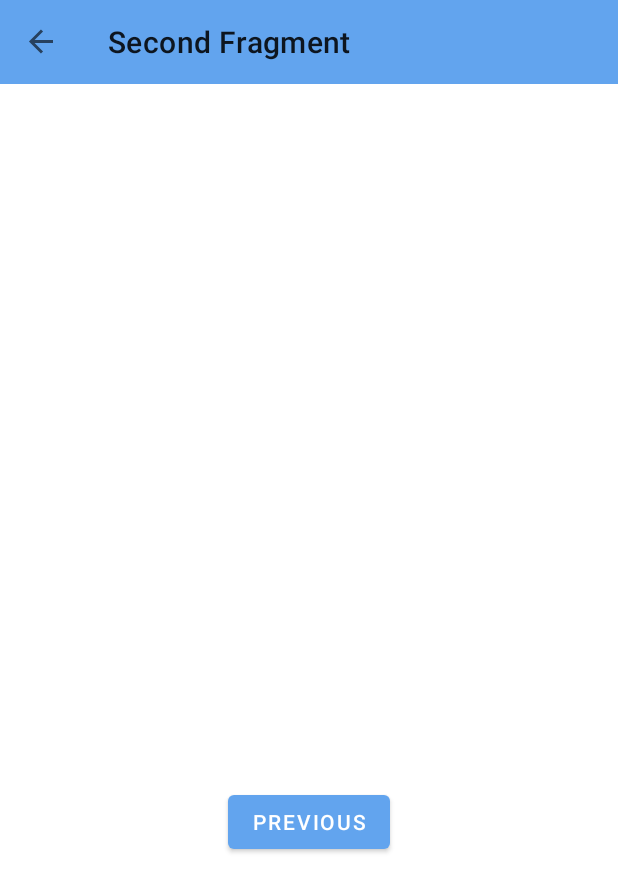
After one commit to ermoter/HealthHawk, an Android app: the SecondFragment screen opened through its navigation route, on a phone screen of 412 x 824 dp. The commit adds this screen. Shown: the top 892 px of the screen. Run offline under Robolectric (Android 15) with nearby library versions, the phone set to English and light mode, and no system bars; our stand-ins replace navigation-ui.

Commit message:
added stats activity

```diff
--- a/app/build.gradle
+++ b/app/build.gradle
@@ -26,6 +26,9 @@ android {
         sourceCompatibility JavaVersion.VERSION_1_8
         targetCompatibility JavaVersion.VERSION_1_8
     }
+    buildFeatures {
+        viewBinding true
+    }
 }
 
 dependencies {
@@ -34,7 +37,10 @@ dependencies {
     implementation 'com.google.android.material:material:1.4.0'
     implementation 'androidx.constraintlayout:constraintlayout:2.1.1'
     implementation 'androidx.legacy:legacy-support-v4:1.0.0'
+    implementation 'androidx.navigation:navigation-fragment:2.3.5'
+    implementation 'androidx.navigation:navigation-ui:2.3.5'
     testImplementation 'junit:junit:4.+'
     androidTestImplementation 'androidx.test.ext:junit:1.1.3'
     androidTestImplementation 'androidx.test.espresso:espresso-core:3.4.0'
+    implementation 'com.jjoe64:graphview:4.2.2'
 }
--- /dev/null
+++ b/app/src/main/java/com/example/healthhawk/FirstFragment.java
@@ -0,0 +1,47 @@
+package com.example.healthhawk;
+
+import android.os.Bundle;
+import android.view.LayoutInflater;
+import android.view.View;
+import android.view.ViewGroup;
+
+import androidx.annotation.NonNull;
+import androidx.fragment.app.Fragment;
+import androidx.navigation.fragment.NavHostFragment;
+
+import com.example.healthhawk.databinding.FragmentFirstBinding;
+
+public class FirstFragment extends Fragment {
+
+    private FragmentFirstBinding binding;
+
+    @Override
+    public View onCreateView(
+            LayoutInflater inflater, ViewGroup container,
+            Bundle savedInstanceState
+    ) {
+
+        binding = FragmentFirstBinding.inflate(inflater, container, false);
+        return binding.getRoot();
+
+    }
+
+    public void onViewCreated(@NonNull View view, Bundle savedInstanceState) {
+        super.onViewCreated(view, savedInstanceState);
+
+        binding.buttonFirst.setOnClickListener(new View.OnClickListener() {
+            @Override
+            public void onClick(View view) {
+                NavHostFragment.findNavController(FirstFragment.this)
+                        .navigate(R.id.action_FirstFragment_to_SecondFragment);
+            }
+        });
+    }
+
+    @Override
+    public void onDestroyView() {
+        super.onDestroyView();
+        binding = null;
+    }
+
+}
--- a/app/src/main/java/com/example/healthhawk/HomeActivity.java
+++ b/app/src/main/java/com/example/healthhawk/HomeActivity.java
@@ -137,9 +137,9 @@ public class HomeActivity extends AppCompatActivity
                         startActivity(intent);
                         break;
                     case R.id.action_stats:
-//                        intent = new Intent(HomeActivity.this,Workouts.class);
-//                        intent.putExtra("USER_ID",currentUserEmail);
-//                        startActivity(intent);
+                        intent = new Intent(HomeActivity.this,StatsActivity.class);
+                        intent.putExtra("USER_ID",currentUserEmail);
+                        startActivity(intent);
                         break;
 
                 }
--- /dev/null
+++ b/app/src/main/java/com/example/healthhawk/SecondFragment.java
@@ -0,0 +1,47 @@
+package com.example.healthhawk;
+
+import android.os.Bundle;
+import android.view.LayoutInflater;
+import android.view.View;
+import android.view.ViewGroup;
+
+import androidx.annotation.NonNull;
+import androidx.fragment.app.Fragment;
+import androidx.navigation.fragment.NavHostFragment;
+
+import com.example.healthhawk.databinding.FragmentSecondBinding;
+
+public class SecondFragment extends Fragment {
+
+    private FragmentSecondBinding binding;
+
+    @Override
+    public View onCreateView(
+            LayoutInflater inflater, ViewGroup container,
+            Bundle savedInstanceState
+    ) {
+
+        binding = FragmentSecondBinding.inflate(inflater, container, false);
+        return binding.getRoot();
+
+    }
+
+    public void onViewCreated(@NonNull View view, Bundle savedInstanceState) {
+        super.onViewCreated(view, savedInstanceState);
+
+        binding.buttonSecond.setOnClickListener(new View.OnClickListener() {
+            @Override
+            public void onClick(View view) {
+                NavHostFragment.findNavController(SecondFragment.this)
+                        .navigate(R.id.action_SecondFragment_to_FirstFragment);
+            }
+        });
+    }
+
+    @Override
+    public void onDestroyView() {
+        super.onDestroyView();
+        binding = null;
+    }
+
+}
--- /dev/null
+++ b/app/src/main/java/com/example/healthhawk/StatsActivity.java
@@ -0,0 +1,108 @@
+package com.example.healthhawk;
+
+import android.content.Intent;
+import android.os.Bundle;
+
+import com.google.android.material.bottomnavigation.BottomNavigationView;
+import com.google.android.material.navigation.NavigationBarView;
+import com.google.android.material.snackbar.Snackbar;
+
+import androidx.annotation.NonNull;
+import androidx.appcompat.app.AppCompatActivity;
+
+import android.view.MenuItem;
+import android.view.View;
+import android.widget.TextView;
+
+import androidx.navigation.NavController;
+import androidx.navigation.Navigation;
+import androidx.navigation.ui.AppBarConfiguration;
+import androidx.navigation.ui.NavigationUI;
+
+import com.example.healthhawk.databinding.StatsBinding;
+
+public class StatsActivity extends AppCompatActivity {
+
+    private AppBarConfiguration appBarConfiguration;
+    private StatsBinding binding;
+
+    /* ------------ Class Members ------------ */
+    TextView helloTextView;
+
+    AppDatabase database;
+    String currentUserEmail;
+    BottomNavigationView botNavView;
+
+    @Override
+    protected void onCreate(Bundle savedInstanceState) {
+        super.onCreate(savedInstanceState);
+
+        binding = StatsBinding.inflate(getLayoutInflater());
+        setContentView(binding.getRoot());
+
+        setSupportActionBar(binding.toolbar);
+
+        NavController navController = Navigation.findNavController(this, R.id.nav_host_fragment_content_main);
+        appBarConfiguration = new AppBarConfiguration.Builder(navController.getGraph()).build();
+        NavigationUI.setupActionBarWithNavController(this, navController, appBarConfiguration);
+        setupNavigation();
+
+
+    }
+
+    @Override
+    public boolean onSupportNavigateUp() {
+        NavController navController = Navigation.findNavController(this, R.id.nav_host_fragment_content_main);
+        return NavigationUI.navigateUp(navController, appBarConfiguration)
+                || super.onSupportNavigateUp();
+    }
+
+
+    protected void setupNavigation()
+    {
+        botNavView = (BottomNavigationView) this.findViewById(R.id.botNavView);
+        botNavView.setSelectedItemId(R.id.action_stats);
+
+        // Navigation Bar
+        botNavView.setOnItemSelectedListener(new NavigationBarView.OnItemSelectedListener() {
+            @Override
+            public boolean onNavigationItemSelected(@NonNull MenuItem item)
+            {
+
+                Intent intent;
+                switch (item.getItemId())
+                {
+                    // User Clicks Workout
+                    case R.id.action_date:
+//                        intent = new Intent(StatsActivity.this,Workouts.class);
+//                        intent.putExtra("USER_ID",currentUserEmail);
+//                        startActivity(intent);
+                        break;
+                    case R.id.action_workout:
+
+                        break;
+                    case R.id.action_home:
+//                        intent = new Intent(StatsActivity.this,HomeActivity.class);
+//                        intent.putExtra("USER_ID",currentUserEmail);
+//                        startActivity(intent);
+                          finish();
+
+                        break;
+                    case R.id.action_food:
+                        intent = new Intent(StatsActivity.this,FoodAndCaloriesFunctionality.class);
+                        intent.putExtra("USER_ID",currentUserEmail);
+                        startActivity(intent);
+                        break;
+                    case R.id.action_stats:
+                        intent = new Intent(StatsActivity.this,StatsActivity.class);
+                        intent.putExtra("USER_ID",currentUserEmail);
+                        startActivity(intent);
+                        break;
+
+                }
+                return true;
+            }
+        });
+
+    }
+}
--- /dev/null
+++ b/app/src/main/res/layout/content_main.xml
@@ -0,0 +1,19 @@
+<?xml version="1.0" encoding="utf-8"?>
+<androidx.constraintlayout.widget.ConstraintLayout xmlns:android="http://schemas.android.com/apk/res/android"
+    xmlns:app="http://schemas.android.com/apk/res-auto"
+    android:layout_width="match_parent"
+    android:layout_height="match_parent"
+    app:layout_behavior="@string/appbar_scrolling_view_behavior">
+
+    <fragment
+        android:id="@+id/nav_host_fragment_content_main"
+        android:name="androidx.navigation.fragment.NavHostFragment"
+        android:layout_width="0dp"
+        android:layout_height="0dp"
+        app:defaultNavHost="true"
+        app:layout_constraintBottom_toBottomOf="parent"
+        app:layout_constraintLeft_toLeftOf="parent"
+        app:layout_constraintRight_toRightOf="parent"
+        app:layout_constraintTop_toTopOf="parent"
+        app:navGraph="@navigation/nav_graph" />
+</androidx.constraintlayout.widget.ConstraintLayout>
--- /dev/null
+++ b/app/src/main/res/layout/fragment_second.xml
@@ -0,0 +1,27 @@
+<?xml version="1.0" encoding="utf-8"?>
+<androidx.constraintlayout.widget.ConstraintLayout xmlns:android="http://schemas.android.com/apk/res/android"
+    xmlns:app="http://schemas.android.com/apk/res-auto"
+    xmlns:tools="http://schemas.android.com/tools"
+    android:layout_width="match_parent"
+    android:layout_height="match_parent"
+    tools:context=".SecondFragment">
+
+    <TextView
+        android:id="@+id/textview_second"
+        android:layout_width="wrap_content"
+        android:layout_height="wrap_content"
+        app:layout_constraintBottom_toTopOf="@id/button_second"
+        app:layout_constraintEnd_toEndOf="parent"
+        app:layout_constraintStart_toStartOf="parent"
+        app:layout_constraintTop_toTopOf="parent" />
+
+    <Button
+        android:id="@+id/button_second"
+        android:layout_width="wrap_content"
+        android:layout_height="wrap_content"
+        android:text="@string/previous"
+        app:layout_constraintBottom_toBottomOf="parent"
+        app:layout_constraintEnd_toEndOf="parent"
+        app:layout_constraintStart_toStartOf="parent"
+        app:layout_constraintTop_toBottomOf="@id/textview_second" />
+</androidx.constraintlayout.widget.ConstraintLayout>
--- /dev/null
+++ b/app/src/main/res/layout/stats.xml
@@ -0,0 +1,28 @@
+<?xml version="1.0" encoding="utf-8"?>
+<androidx.coordinatorlayout.widget.CoordinatorLayout xmlns:android="http://schemas.android.com/apk/res/android"
+    xmlns:app="http://schemas.android.com/apk/res-auto"
+    xmlns:tools="http://schemas.android.com/tools"
+    android:layout_width="match_parent"
+    android:layout_height="match_parent"
+    tools:context=".StatsActivity">
+
+    <com.google.android.material.appbar.AppBarLayout
+        android:layout_width="match_parent"
+        android:layout_height="wrap_content"
+        android:theme="@style/Theme.HealthHawk.AppBarOverlay">
+
+    </com.google.android.material.appbar.AppBarLayout>
+
+
+    <include layout="@layout/content_main" />
+
+
+
+    <androidx.appcompat.widget.Toolbar
+        android:id="@+id/toolbar"
+        android:layout_width="match_parent"
+        android:layout_height="?attr/actionBarSize"
+        android:background="?attr/colorPrimary"
+        app:popupTheme="@style/Theme.HealthHawk.PopupOverlay" />
+
+</androidx.coordinatorlayout.widget.CoordinatorLayout>
--- /dev/null
+++ b/app/src/main/res/navigation/nav_graph.xml
@@ -0,0 +1,28 @@
+<?xml version="1.0" encoding="utf-8"?>
+<navigation xmlns:android="http://schemas.android.com/apk/res/android"
+    xmlns:app="http://schemas.android.com/apk/res-auto"
+    xmlns:tools="http://schemas.android.com/tools"
+    android:id="@+id/nav_graph"
+    app:startDestination="@id/FirstFragment">
+
+    <fragment
+        android:id="@+id/FirstFragment"
+        android:name="com.example.healthhawk.FirstFragment"
+        android:label="@string/first_fragment_label"
+        tools:layout="@layout/fragment_first">
+
+        <action
+            android:id="@+id/action_FirstFragment_to_SecondFragment"
+            app:destination="@id/SecondFragment" />
+    </fragment>
+    <fragment
+        android:id="@+id/SecondFragment"
+        android:name="com.example.healthhawk.SecondFragment"
+        android:label="@string/second_fragment_label"
+        tools:layout="@layout/fragment_second">
+
+        <action
+            android:id="@+id/action_SecondFragment_to_FirstFragment"
+            app:destination="@id/FirstFragment" />
+    </fragment>
+</navigation>
--- /dev/null
+++ b/app/src/main/res/values-land/dimens.xml
@@ -0,0 +1,3 @@
+<resources>
+    <dimen name="fab_margin">48dp</dimen>
+</resources>
--- /dev/null
+++ b/app/src/main/res/values-w1240dp/dimens.xml
@@ -0,0 +1,3 @@
+<resources>
+    <dimen name="fab_margin">200dp</dimen>
+</resources>
--- /dev/null
+++ b/app/src/main/res/values-w600dp/dimens.xml
@@ -0,0 +1,3 @@
+<resources>
+    <dimen name="fab_margin">48dp</dimen>
+</resources>
--- /dev/null
+++ b/app/src/main/res/values/dimens.xml
@@ -0,0 +1,3 @@
+<resources>
+    <dimen name="fab_margin">16dp</dimen>
+</resources>
--- a/app/src/main/res/values/strings.xml
+++ b/app/src/main/res/values/strings.xml
@@ -23,4 +23,13 @@
     <string name="workouts_title">Your Workouts</string>
     <string name="workout_table_name">Workouts</string>
     <string name="interval_fragments_ok_button">Confirm</string>
+    <string name="title_activity_stats">StatsActivity</string>
+    <!-- Strings used for fragments for navigation -->
+    <string name="first_fragment_label">First Fragment</string>
+    <string name="second_fragment_label">Second Fragment</string>
+    <string name="next">Next</string>
+    <string name="previous">Previous</string>
+
+    <string name="hello_first_fragment">Statistics Tracker</string>
+    <string name="hello_second_fragment">Hello second fragment. Arg: %1$s</string>
 </resources>
--- a/app/src/main/res/values/themes.xml
+++ b/app/src/main/res/values/themes.xml
@@ -29,4 +29,13 @@
         <!-- Customize your theme here. -->
         <item name="android:windowFullscreen">true</item>
     </style>
+
+    <style name="Theme.HealthHawk.NoActionBar">
+        <item name="windowActionBar">false</item>
+        <item name="windowNoTitle">true</item>
+    </style>
+
+    <style name="Theme.HealthHawk.AppBarOverlay" parent="ThemeOverlay.AppCompat.Dark.ActionBar" />
+
+    <style name="Theme.HealthHawk.PopupOverlay" parent="ThemeOverlay.AppCompat.Light" />
 </resources>
--- a/gradle.properties
+++ b/gradle.properties
@@ -15,3 +15,4 @@ org.gradle.jvmargs=-Xmx2048m -Dfile.encoding=UTF-8
 # Android operating system, and which are packaged with your app"s APK
 # https://developer.android.com/topic/libraries/support-library/androidx-rn
 android.useAndroidX=true
+android.enableJetifier=true
```
Also changed, not shown: app/src/main/AndroidManifest.xml (+9 -0 lines), app/src/main/res/layout/fragment_first.xml (added, +56 -0 lines).
